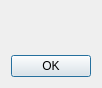
This is modules/about/qt/about_dialog.ui in alexsmn/scada-client as Qt 5 draws it before an edit. The edited form follows.
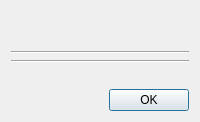
This is the edited form.

Commit message: about: the version and build surface, in both realms (167)

The edit to the form file:
```diff
--- a/modules/about/qt/about_dialog.ui
+++ b/modules/about/qt/about_dialog.ui
@@ -2,41 +2,87 @@
 <ui version="4.0">
  <class>AboutDialog</class>
  <widget class="QDialog" name="AboutDialog">
-  <property name="geometry">
-   <rect>
-    <x>0</x>
-    <y>0</y>
-    <width>101</width>
-    <height>88</height>
-   </rect>
-  </property>
   <property name="windowTitle">
    <string>About</string>
   </property>
   <layout class="QVBoxLayout" name="verticalLayout">
    <item>
-    <widget class="QWidget" name="widget" native="true">
-     <layout class="QHBoxLayout" name="horizontalLayout">
-      <property name="spacing">
-       <number>6</number>
-      </property>
-      <property name="leftMargin">
-       <number>9</number>
-      </property>
-      <property name="topMargin">
-       <number>9</number>
-      </property>
-      <property name="rightMargin">
-       <number>9</number>
-      </property>
-      <property name="bottomMargin">
-       <number>9</number>
-      </property>
+    <layout class="QHBoxLayout" name="identityLayout">
+     <item>
+      <widget class="QLabel" name="icon">
+       <property name="alignment">
+        <set>Qt::AlignTop</set>
+       </property>
+      </widget>
+     </item>
+     <item>
+      <layout class="QVBoxLayout" name="namesLayout">
+       <item>
+        <widget class="QLabel" name="product">
+         <property name="textInteractionFlags">
+          <set>Qt::TextSelectableByMouse</set>
+         </property>
+        </widget>
+       </item>
+       <item>
+        <widget class="QLabel" name="version">
+         <property name="textInteractionFlags">
+          <set>Qt::TextSelectableByMouse</set>
+         </property>
+        </widget>
+       </item>
+       <item>
+        <spacer name="namesSpacer">
+         <property name="orientation">
+          <enum>Qt::Vertical</enum>
+         </property>
+         <property name="sizeType">
+          <enum>QSizePolicy::MinimumExpanding</enum>
+         </property>
+         <property name="sizeHint" stdset="0">
+          <size>
+           <width>0</width>
+           <height>0</height>
+          </size>
+         </property>
+        </spacer>
+       </item>
+      </layout>
+     </item>
       <item>
-       <widget class="QLabel" name="icon"/>
-      </item>
+      <spacer name="identitySpacer">
+       <property name="orientation">
+        <enum>Qt::Horizontal</enum>
+       </property>
+       <property name="sizeHint" stdset="0">
+        <size>
+         <width>0</width>
+         <height>0</height>
+        </size>
+       </property>
+      </spacer>
+     </item>
+    </layout>
+   </item>
       <item>
-       <widget class="QLabel" name="label">
+    <widget class="Line" name="identityRule">
+     <property name="orientation">
+      <enum>Qt::Horizontal</enum>
+     </property>
+    </widget>
+   </item>
+   <item>
+    <layout class="QFormLayout" name="rows"/>
+   </item>
+   <item>
+    <widget class="Line" name="legalRule">
+     <property name="orientation">
+      <enum>Qt::Horizontal</enum>
+     </property>
+    </widget>
+   </item>
+   <item>
+    <widget class="QLabel" name="legal">
         <property name="openExternalLinks">
          <bool>true</bool>
         </property>
@@ -45,26 +91,6 @@
         </property>
        </widget>
       </item>
-     </layout>
-    </widget>
-   </item>
-   <item>
-    <layout class="QHBoxLayout">
-     <property name="spacing">
-      <number>6</number>
-     </property>
-     <property name="leftMargin">
-      <number>0</number>
-     </property>
-     <property name="topMargin">
-      <number>0</number>
-     </property>
-     <property name="rightMargin">
-      <number>0</number>
-     </property>
-     <property name="bottomMargin">
-      <number>0</number>
-     </property>
      <item>
       <widget class="QDialogButtonBox" name="buttonBox">
        <property name="orientation">
@@ -76,8 +102,6 @@
       </widget>
      </item>
     </layout>
-   </item>
-  </layout>
  </widget>
  <resources/>
  <connections>
```
Left out of the diff: 8 changed lines with no effect on the pictures. Lines whose indentation alone changed are shown as unchanged. The commit also changes 22 other files.
